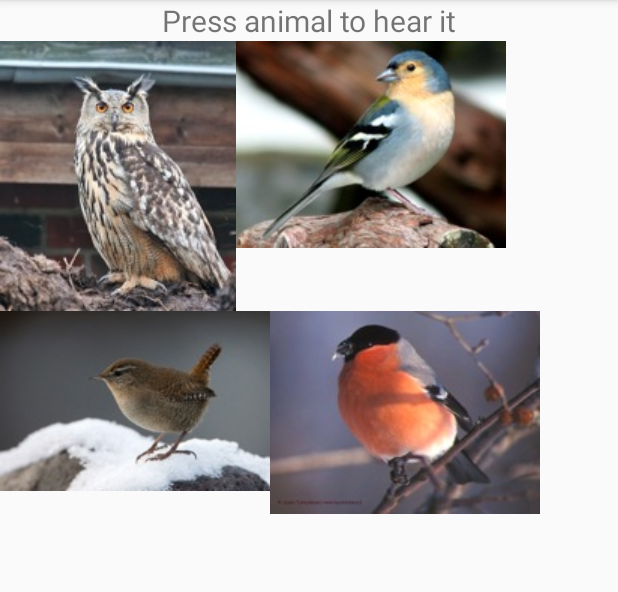
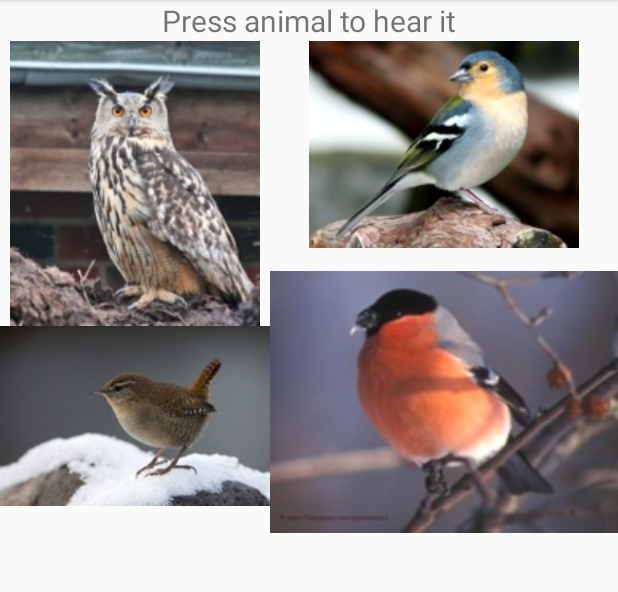
Before and after one commit to valerihaataja/Lab_3_3, an Android app: the screen it shows after launch (MainActivity), in the options menu, after a tap on "Birds", on a phone screen of 412 x 824 dp, the part 84-676 px from its top. Run offline under Robolectric (Android 15) with nearby library versions, the phone set to English and light mode, and no system bars.

Commit message:
lab33 valmis

```diff
--- a/app/src/main/java/com/example/valer/lab_3_3/MainActivity.java
+++ b/app/src/main/java/com/example/valer/lab_3_3/MainActivity.java
@@ -1,24 +1,40 @@
 package com.example.valer.lab_3_3;
 
+import android.media.MediaPlayer;
+import android.provider.ContactsContract;
 import android.support.v7.app.AppCompatActivity;
 import android.os.Bundle;
 import android.view.Menu;
 import android.view.MenuInflater;
 import android.view.MenuItem;
+import android.view.View;
+import android.widget.ImageButton;
 import android.widget.ImageView;
+import android.widget.Toast;
 
-public class MainActivity extends AppCompatActivity {
+public class MainActivity extends AppCompatActivity implements View.OnClickListener {
+
+    private char valikko = 1;
 
     @Override
     protected void onCreate(Bundle savedInstanceState) {
         super.onCreate(savedInstanceState);
         setContentView(R.layout.activity_main);
+
+        ((ImageView) findViewById(R.id.image_1)).setOnClickListener(this);
+        ((ImageView) findViewById(R.id.image_2)).setOnClickListener(this);
+        ((ImageView) findViewById(R.id.image_3)).setOnClickListener(this);
+        ((ImageView) findViewById(R.id.image_4)).setOnClickListener(this);
+
+
+
     }
 
     @Override
     public boolean onCreateOptionsMenu(Menu menu) {
-        MenuInflater inflater =  getMenuInflater();
+        MenuInflater inflater = getMenuInflater();
         inflater.inflate(R.menu.main_menu, menu);
+
 
         return true;
     }
@@ -26,22 +42,83 @@ public class MainActivity extends AppCompatActivity {
     @Override
     public boolean onOptionsItemSelected(MenuItem item) {
         super.onOptionsItemSelected(item);
-    if(item.getItemId() == R.id.birds_menu_item) {
-        ((ImageView) findViewById(R.id.image_1)).setImageResource(R.drawable.huuhkaja);
-        ((ImageView) findViewById(R.id.image_2)).setImageResource(R.drawable.peippo);
-        ((ImageView) findViewById(R.id.image_3)).setImageResource(R.drawable.peukaloinen);
-        ((ImageView) findViewById(R.id.image_4)).setImageResource(R.drawable.punatulkku);
+
+       if (item.getItemId() == R.id.mammals_menu_item) {
+            valikko = 1;
+            ((ImageView) findViewById(R.id.image_1)).setImageResource(R.drawable.bear);
+            ((ImageView) findViewById(R.id.image_2)).setImageResource(R.drawable.wolf);
+            ((ImageView) findViewById(R.id.image_3)).setImageResource(R.drawable.elephant);
+            ((ImageView) findViewById(R.id.image_4)).setImageResource(R.drawable.lamb);
     }
-    else if (item.getItemId() == R.id.mammals_menu_item) {
-        ((ImageView) findViewById(R.id.image_1)).setImageResource(R.drawable.bear);
-        ((ImageView) findViewById(R.id.image_2)).setImageResource(R.drawable.wolf);
-        ((ImageView) findViewById(R.id.image_3)).setImageResource(R.drawable.elephant);
-        ((ImageView) findViewById(R.id.image_4)).setImageResource(R.drawable.lamb);
+       else if (item.getItemId() == R.id.birds_menu_item) {
+            valikko = 2;
+            ((ImageView) findViewById(R.id.image_1)).setImageResource(R.drawable.huuhkaja);
+            ((ImageView) findViewById(R.id.image_2)).setImageResource(R.drawable.peippo);
+            ((ImageView) findViewById(R.id.image_3)).setImageResource(R.drawable.peukaloinen);
+            ((ImageView) findViewById(R.id.image_4)).setImageResource(R.drawable.punatulkku);
 
-    }
+
+
+
+        }
         return true;
     }
 
 
+    @Override
+    public void onClick(View v) {
+        int ID = v.getId();
+        MediaPlayer mediaPlayer;
+
+
+        if(valikko == 1){                       //jos ollaan nisäkäsmenussa
+            if(ID == R.id.image_1) {
+                mediaPlayer = MediaPlayer.create(this, R.raw.bear);
+                mediaPlayer.start();
+
+            }
+            if(ID == R.id.image_2) {
+                mediaPlayer = MediaPlayer.create(this, R.raw.wolf);
+                mediaPlayer.start();
+
+            }
+            if(ID == R.id.image_3)
+            {
+                mediaPlayer = MediaPlayer.create(this, R.raw.elephant);
+                mediaPlayer.start();
+
+            }
+            if(ID == R.id.image_4) {
+                mediaPlayer = MediaPlayer.create(this, R.raw.lamb);
+                mediaPlayer.start();
+            }
+        }
+
+
+        if(valikko == 2) {                  //jos ollaan lintumenussa
+            if(ID == R.id.image_1) {
+                mediaPlayer = MediaPlayer.create(this, R.raw.huuhkaja_norther_eagle_owl);
+                mediaPlayer.start();
+
+            }
+            if(ID == R.id.image_2) {
+
+                mediaPlayer = MediaPlayer.create(this, R.raw.peippo_chaffinch);
+                mediaPlayer.start();
+
+            }
+            if(ID == R.id.image_3)
+            {
+                mediaPlayer = MediaPlayer.create(this, R.raw.peukaloinen_wren);
+                mediaPlayer.start();
+
+            }
+            if(ID == R.id.image_4) {
+                mediaPlayer = MediaPlayer.create(this, R.raw.punatulkku_northern_bullfinch);
+                mediaPlayer.start();
+
+            }
+        }
+    }
 
 }
--- a/app/src/main/res/layout/activity_main.xml
+++ b/app/src/main/res/layout/activity_main.xml
@@ -12,39 +12,55 @@
         android:gravity="center"
         android:layout_width="match_parent"
         android:layout_height="wrap_content" />
+
     <LinearLayout
-    android:orientation="horizontal"
         android:layout_width="match_parent"
-    android:layout_height="wrap_content">
+        android:layout_height="match_parent"
+        android:orientation="horizontal">
+
+        <LinearLayout
+            android:layout_width="wrap_content"
+            android:layout_height="match_parent"
+            android:orientation="vertical">
+
             <ImageView
                 android:id="@+id/image_1"
-        android:src="@drawable/bear"
-        android:layout_width="wrap_content"
-        android:layout_height="wrap_content" />
-    <ImageView
-        android:id="@+id/image_2"
-        android:src="@drawable/wolf"
-        android:layout_width="wrap_content"
-        android:layout_height="wrap_content" />
-</LinearLayout>
-
-    <LinearLayout
-        android:orientation="horizontal"
                 android:layout_width="match_parent"
-        android:layout_height="wrap_content">
+                android:layout_height="190dp"
+                android:clickable="true"
+                android:src="@drawable/bear" />
 
             <ImageView
                 android:id="@+id/image_3"
-        android:src="@drawable/elephant"
-        android:layout_width="wrap_content"
-        android:layout_height="wrap_content" />
-    <ImageView
-        android:id="@+id/image_4"
-        android:src="@drawable/lamb"
-        android:layout_width="wrap_content"
-        android:layout_height="wrap_content" />
+                android:layout_width="match_parent"
+                android:layout_height="wrap_content"
+                android:clickable="true"
+                android:src="@drawable/elephant" />
 
 
         </LinearLayout>
 
+        <LinearLayout
+            android:layout_width="match_parent"
+            android:layout_height="match_parent"
+            android:orientation="vertical">
+
+            <ImageView
+                android:id="@+id/image_2"
+                android:layout_width="match_parent"
+                android:layout_height="wrap_content"
+                android:clickable="true"
+                android:src="@drawable/wolf" />
+
+
+            <ImageView
+                android:id="@+id/image_4"
+                android:layout_width="match_parent"
+                android:layout_height="205dp"
+                android:clickable="true"
+                android:src="@drawable/lamb" />
+
+
         </LinearLayout>
+    </LinearLayout>
+</LinearLayout>
```
Lines whose indentation alone changed are shown as unchanged.
